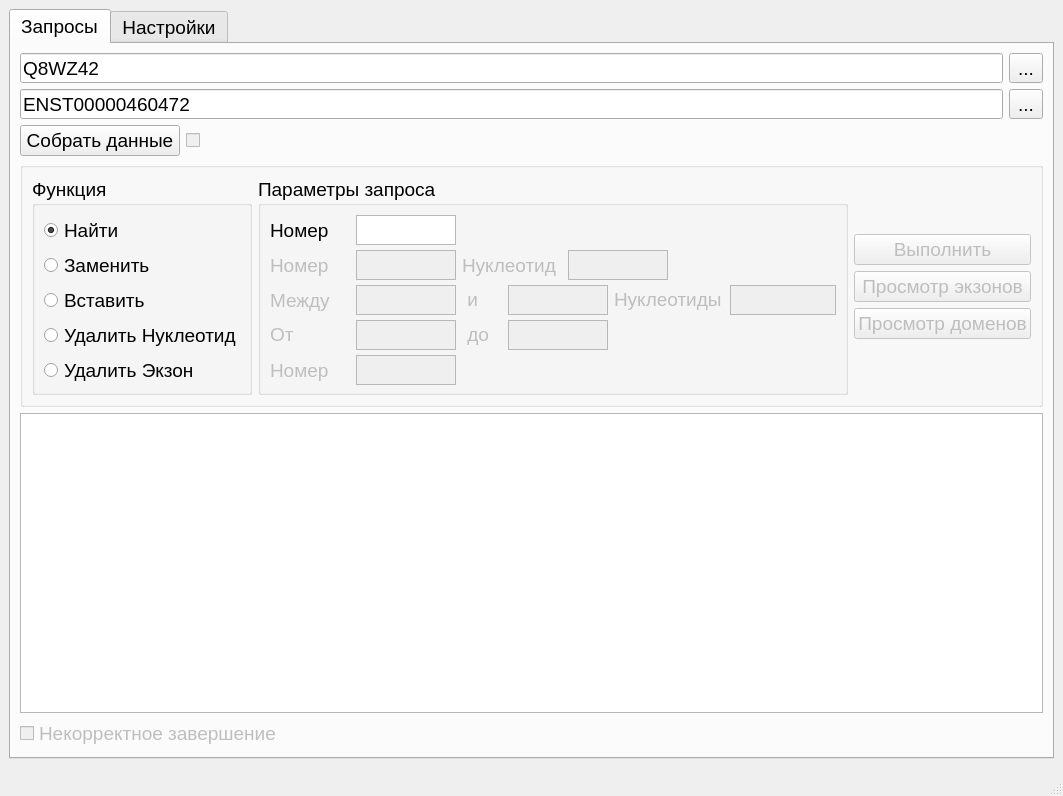
First picture: the form in src/mainwindow.ui, repository RedT0wer/TitinInfo, before the edit.
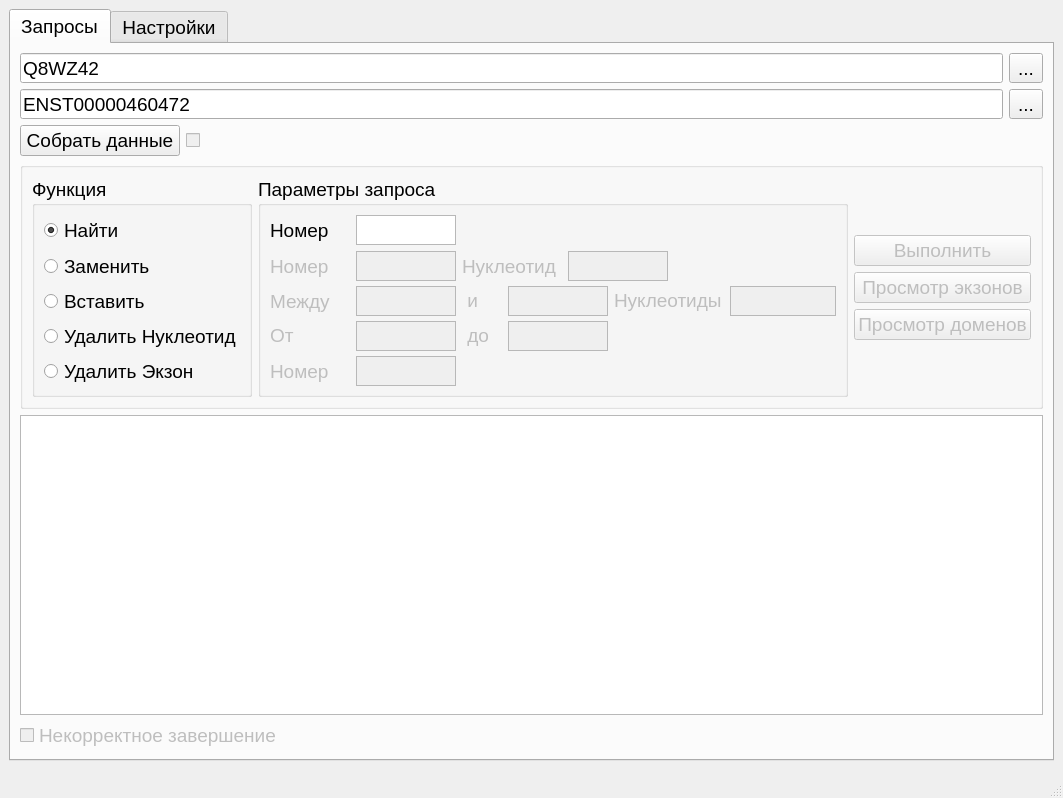
Second picture: the form after the edit.

The edit to the form file:
```diff
--- a/src/mainwindow.ui
+++ b/src/mainwindow.ui
@@ -7,7 +7,7 @@
     <x>0</x>
     <y>0</y>
     <width>1059</width>
-    <height>796</height>
+    <height>798</height>
    </rect>
   </property>
   <property name="font">
```
